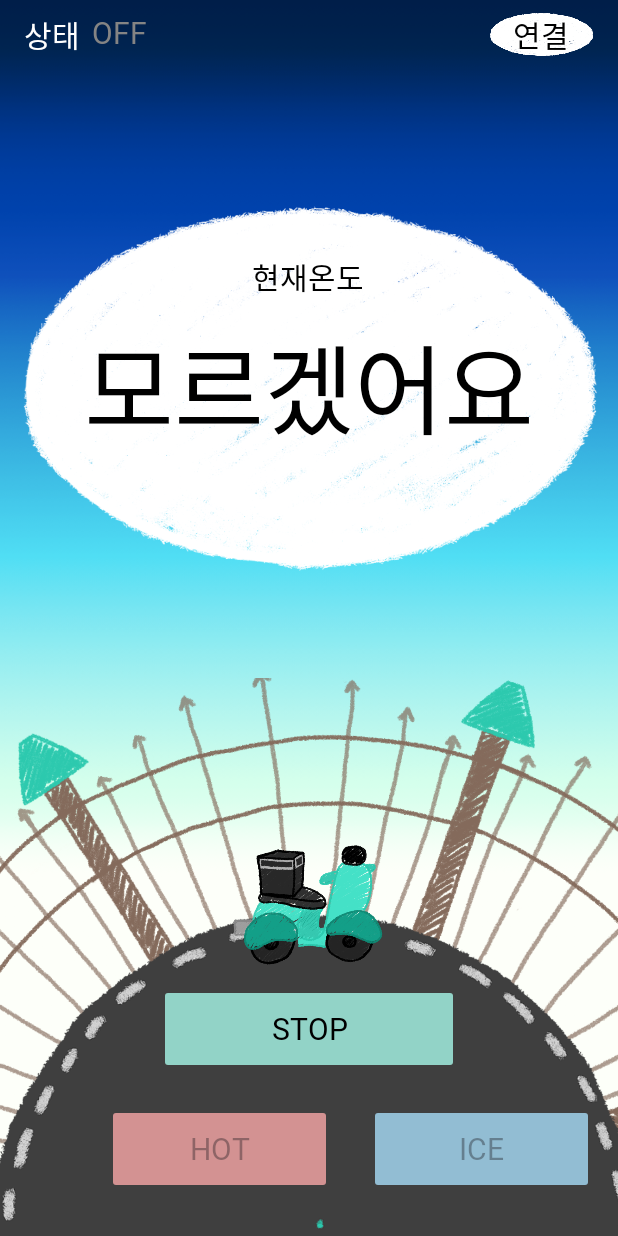
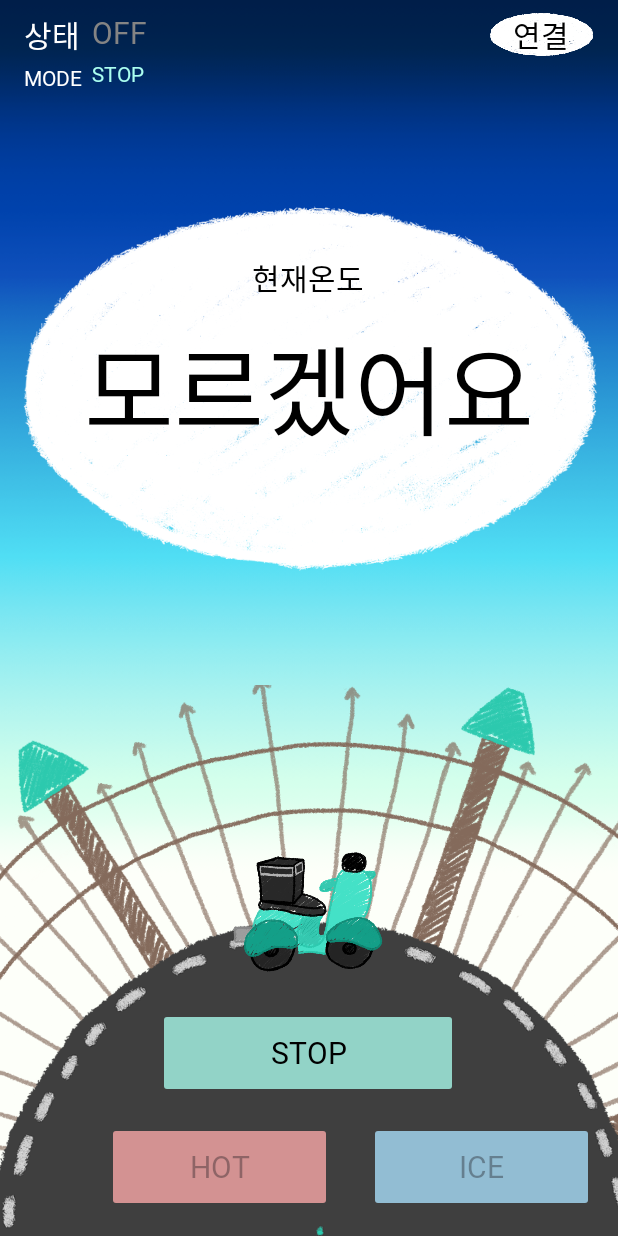
Before and after one commit to JeonJiHyeon/capstone, an Android app: the screen it shows after launch (MainActivity), on a phone screen of 412 x 824 dp. Run offline under Robolectric (Android 15) with nearby library versions, the phone set to English and light mode, and no system bars; Roboto replaces fonts that are not available here.

Commit message:
온도받고 출력, 블투연결까지 싹다

```diff
--- a/app/src/main/java/com/capstone/riders/BluetoothActivity.java
+++ b/app/src/main/java/com/capstone/riders/BluetoothActivity.java
@@ -148,6 +148,7 @@ public class BluetoothActivity extends AppCompatActivity implements OnItemClickI
         info_textView.setVisibility(View.VISIBLE);
         recyclerView.setVisibility(View.GONE);
         Toast.makeText(this, "기기 검색을 시작합니다.", Toast.LENGTH_SHORT).show();
+        close_bt_btn.setEnabled(false);
         if (ActivityCompat.checkSelfPermission(this, android.Manifest.permission.BLUETOOTH_CONNECT) != PackageManager.PERMISSION_GRANTED ||
                 ActivityCompat.checkSelfPermission(this, android.Manifest.permission.BLUETOOTH_SCAN) != PackageManager.PERMISSION_GRANTED) {
             requestPermissions(
@@ -201,6 +202,7 @@ public class BluetoothActivity extends AppCompatActivity implements OnItemClickI
                     info_textView.setVisibility(View.GONE);
                     recyclerView.setVisibility(View.VISIBLE);
                     pair_list_btn.setEnabled(true);
+                    close_bt_btn.setEnabled(true);
 
                     ArrayList<Map<String, String>> DataSet = new ArrayList<Map<String, String>>();
                     for (Map<String, String> data : r_Device) {
@@ -252,7 +254,7 @@ public class BluetoothActivity extends AppCompatActivity implements OnItemClickI
         finish();
 
     }
-    public void cancel_connect(){
+    public void cancel_connect(View v){
         Intent intent = new Intent(getApplicationContext(), MainActivity.class);
 
         intent.putExtra("is_bt_selected","false");
--- a/app/src/main/res/layout/activity_main.xml
+++ b/app/src/main/res/layout/activity_main.xml
@@ -8,11 +8,11 @@
     tools:context=".MainActivity" >
 
     <ImageView
-        android:id="@+id/imageView2"
+        android:id="@+id/ground"
         android:layout_width="750dp"
         android:layout_height="wrap_content"
         android:layout_marginStart="45dp"
-        android:layout_marginBottom="-405dp"
+        android:layout_marginBottom="-410dp"
         app:layout_constraintBottom_toBottomOf="parent"
         app:layout_constraintEnd_toEndOf="parent"
         app:layout_constraintHorizontal_bias="0.522"
@@ -20,23 +20,23 @@
         app:srcCompat="@drawable/field" />
 
     <ImageView
-        android:id="@+id/imageView3"
+        android:id="@+id/bike"
         android:layout_width="100dp"
         android:layout_height="100dp"
         android:layout_marginBottom="576dp"
-        app:layout_constraintBottom_toBottomOf="@+id/imageView2"
+        app:layout_constraintBottom_toBottomOf="@+id/ground"
         app:layout_constraintEnd_toEndOf="parent"
         app:layout_constraintHorizontal_bias="0.498"
         app:layout_constraintStart_toStartOf="parent"
         app:srcCompat="@drawable/bike" />
 
     <ImageView
-        android:id="@+id/imageView4"
+        android:id="@+id/rider"
         android:layout_width="105dp"
         android:layout_height="145dp"
         android:layout_marginBottom="576dp"
         android:visibility="gone"
-        app:layout_constraintBottom_toBottomOf="@+id/imageView2"
+        app:layout_constraintBottom_toBottomOf="@+id/ground"
         app:layout_constraintEnd_toEndOf="parent"
         app:layout_constraintStart_toStartOf="parent"
         app:srcCompat="@drawable/rider" />
@@ -100,7 +100,7 @@
         android:text="모르겠어요"
         android:textColor="#000000"
         android:textSize="65dp"
-        app:layout_constraintBottom_toTopOf="@+id/imageView2"
+        app:layout_constraintBottom_toTopOf="@+id/ground"
         app:layout_constraintEnd_toEndOf="parent"
         app:layout_constraintStart_toStartOf="parent"
         app:layout_constraintTop_toBottomOf="@+id/txt"
@@ -114,7 +114,7 @@
         android:text="현재온도"
         android:textColor="#000000"
         android:textSize="20dp"
-        app:layout_constraintBottom_toTopOf="@+id/imageView2"
+        app:layout_constraintBottom_toTopOf="@+id/ground"
         app:layout_constraintEnd_toEndOf="parent"
         app:layout_constraintHorizontal_bias="0.498"
         app:layout_constraintStart_toStartOf="parent"
@@ -126,7 +126,7 @@
         android:layout_width="150dp"
         android:layout_height="60dp"
         android:layout_marginEnd="20dp"
-        android:layout_marginBottom="28dp"
+        android:layout_marginBottom="16dp"
         android:backgroundTint="#C5FFABAB"
         android:fontFamily="@font/bagelfatoneregular"
         android:text="HOT"
@@ -141,7 +141,7 @@
         android:layout_width="150dp"
         android:layout_height="60dp"
         android:layout_marginEnd="16dp"
-        android:layout_marginBottom="28dp"
+        android:layout_marginBottom="16dp"
         android:backgroundTint="#C5ABE3FF"
         android:fontFamily="@font/bagelfatoneregular"
         android:text="ICE"
@@ -153,7 +153,7 @@
         android:id="@+id/stop_btn"
         android:layout_width="200dp"
         android:layout_height="60dp"
-        android:layout_marginBottom="108dp"
+        android:layout_marginBottom="92dp"
         android:backgroundTint="#C5ABFFF0"
         android:fontFamily="@font/bagelfatoneregular"
         android:text="STOP"
@@ -161,6 +161,29 @@
         android:textSize="20dp"
         app:layout_constraintBottom_toBottomOf="parent"
         app:layout_constraintEnd_toEndOf="parent"
+        app:layout_constraintHorizontal_bias="0.496"
         app:layout_constraintStart_toStartOf="parent" />
 
+    <android.widget.TextView
+        android:id="@+id/modetitle"
+        android:layout_width="wrap_content"
+        android:layout_height="wrap_content"
+        android:layout_marginTop="4dp"
+        android:fontFamily="@font/bagelfatoneregular"
+        android:text="MODE"
+        android:textColor="#FFFFFF"
+        app:layout_constraintStart_toStartOf="@+id/blestate_title"
+        app:layout_constraintTop_toBottomOf="@+id/blestate_title" />
+
+    <android.widget.TextView
+        android:id="@+id/Current_mode"
+        android:layout_width="wrap_content"
+        android:layout_height="wrap_content"
+        android:layout_marginTop="4dp"
+        android:fontFamily="@font/bagelfatoneregular"
+        android:text="STOP"
+        android:textColor="#ABFFF0"
+        app:layout_constraintStart_toStartOf="@+id/blestate"
+        app:layout_constraintTop_toBottomOf="@+id/blestate" />
+
 </androidx.constraintlayout.widget.ConstraintLayout>
```
Also changed, not shown: app/src/main/java/com/capstone/riders/MainActivity.java (+72 -9 lines), app/src/main/res/anim/updown.xml (added, +18 -0 lines), app/src/main/res/animator/updowns.xml (added, +18 -0 lines).
